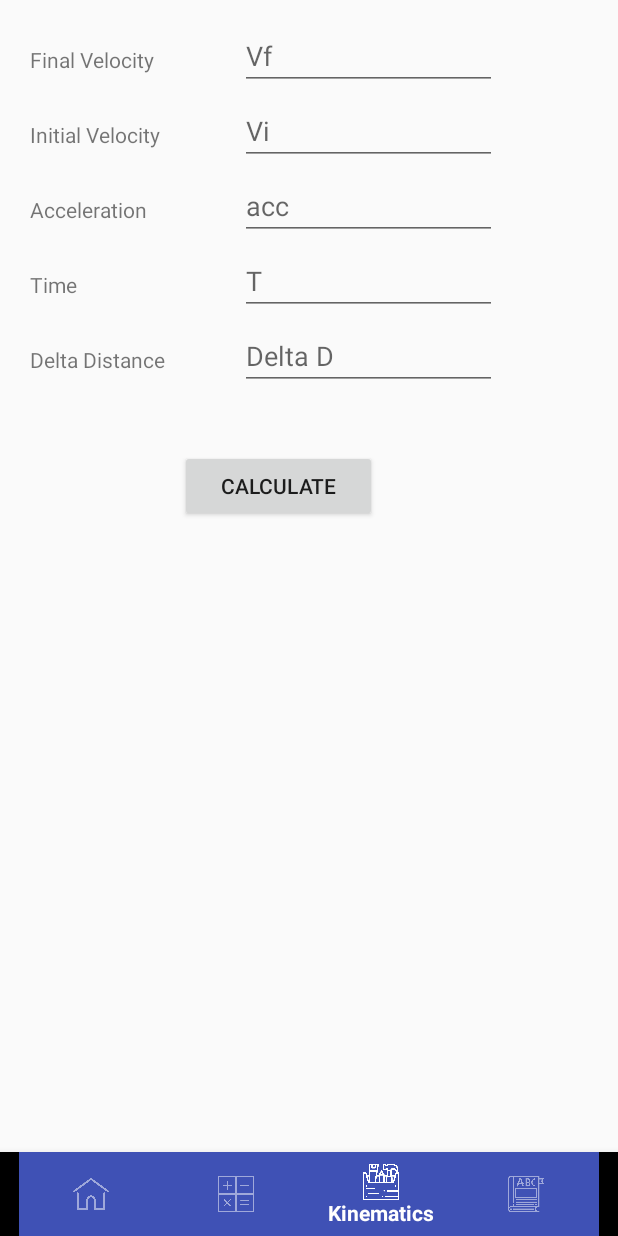
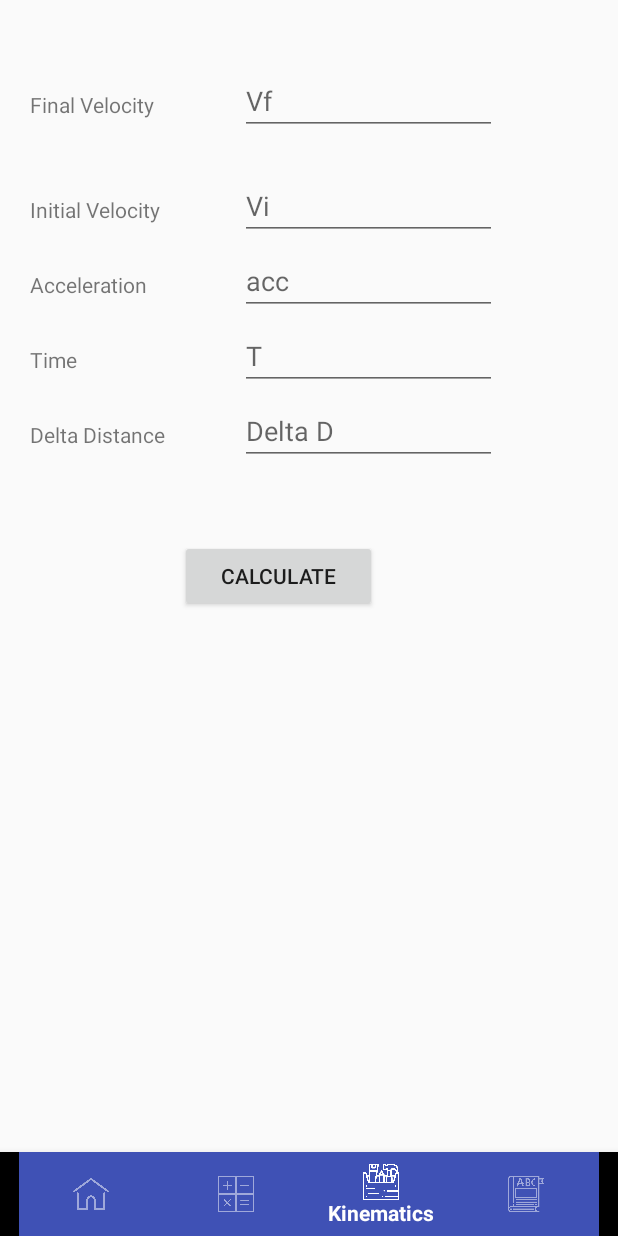
Before and after one commit to ZachSteele/BottomNavigationView, an Android app: the screen it shows after launch (MainActivity), item 3 of the bottom bar chosen, on a phone screen of 412 x 824 dp. Run offline under Robolectric (Android 15) with nearby library versions, the phone set to English and light mode, and no system bars.

Commit message:
Fixed the dictionary, and color scheme.

```diff
--- a/app/build.gradle
+++ b/app/build.gradle
@@ -6,8 +6,8 @@ android {
         applicationId "com.myfirstproj.zachs.PhysicsOneCompleteGuide"
         minSdkVersion 21
         targetSdkVersion 27
-        versionCode 4
-        versionName "1.4"
+        versionCode 5
+        versionName "1.5"
         testInstrumentationRunner "android.support.test.runner.AndroidJUnitRunner"
     }
     buildTypes {
--- a/app/src/main/res/layout/fragment_kinematics.xml
+++ b/app/src/main/res/layout/fragment_kinematics.xml
@@ -12,11 +12,106 @@
         android:layout_width="match_parent"
         android:layout_height="match_parent" />
 
+    <EditText
+        android:id="@+id/finalVEditText"
+        android:layout_width="171dp"
+        android:layout_height="40dp"
+        android:layout_marginStart="160dp"
+        android:layout_marginTop="50dp"
+        android:ems="10"
+        android:hint="Vf"
+        android:inputType="number|numberSigned|numberDecimal" />
+
+    <TextView
+        android:id="@+id/finalVText"
+        android:layout_width="100dp"
+        android:layout_height="20dp"
+        android:layout_marginStart="20dp"
+        android:layout_marginTop="60dp"
+        android:text="Final Velocity"
+        android:textAlignment="textStart" />
+
+    <TextView
+        android:id="@+id/initialView"
+        android:layout_width="100dp"
+        android:layout_height="20dp"
+        android:layout_marginStart="20dp"
+        android:layout_marginTop="130dp"
+        android:text="Initial Velocity"
+        android:textAlignment="textStart" />
+
+    <EditText
+        android:id="@+id/initialVEditText"
+        android:layout_width="171dp"
+        android:layout_height="40dp"
+        android:layout_marginStart="160dp"
+        android:layout_marginTop="120dp"
+        android:ems="10"
+        android:hint="Vi"
+        android:inputType="number|numberSigned|numberDecimal" />
+
+    <TextView
+        android:id="@+id/accView"
+        android:layout_width="100dp"
+        android:layout_height="20dp"
+        android:layout_marginStart="20dp"
+        android:layout_marginTop="180dp"
+        android:text="Acceleration"
+        android:textAlignment="textStart" />
+
+    <EditText
+        android:id="@+id/accelerationEditText"
+        android:layout_width="171dp"
+        android:layout_height="40dp"
+        android:layout_marginStart="160dp"
+        android:layout_marginTop="170dp"
+        android:ems="10"
+        android:hint="acc"
+        android:inputType="number|numberSigned|numberDecimal" />
+
+    <TextView
+        android:id="@+id/timeView"
+        android:layout_width="100dp"
+        android:layout_height="20dp"
+        android:layout_marginStart="20dp"
+        android:layout_marginTop="230dp"
+        android:text="Time"
+        android:textAlignment="textStart" />
+
+    <EditText
+        android:id="@+id/timeEditText"
+        android:layout_width="171dp"
+        android:layout_height="40dp"
+        android:layout_marginStart="160dp"
+        android:layout_marginTop="220dp"
+        android:ems="10"
+        android:hint="T"
+        android:inputType="number|numberSigned|numberDecimal" />
+
+    <TextView
+        android:id="@+id/deltaDistanceView"
+        android:layout_width="100dp"
+        android:layout_height="20dp"
+        android:layout_marginStart="20dp"
+        android:layout_marginTop="280dp"
+        android:text="Delta Distance"
+        android:textAlignment="textStart" />
+
+    <EditText
+        android:id="@+id/deltaDistanceEditText"
+        android:layout_width="171dp"
+        android:layout_height="40dp"
+        android:layout_marginStart="160dp"
+        android:layout_marginTop="270dp"
+        android:ems="10"
+        android:hint="Delta D"
+        android:inputType="number|numberSigned|numberDecimal" />
+
     <TextView
         android:id="@+id/resultTextView"
         android:layout_width="match_parent"
-        android:layout_height="160dp"
-        android:layout_marginTop="350dp"
+        android:layout_height="121dp"
+        android:layout_marginTop="440dp"
         android:textColor="@color/colorGreen"
         android:textSize="36sp"
         app:layout_constraintBottom_toBottomOf="parent"
@@ -33,7 +128,7 @@
         android:layout_marginBottom="8dp"
         android:layout_marginEnd="90dp"
         android:layout_marginStart="120dp"
-        android:layout_marginTop="300dp"
+        android:layout_marginTop="360dp"
         android:text="Calculate"
         app:layout_constraintBottom_toBottomOf="parent"
         app:layout_constraintEnd_toEndOf="parent"
@@ -41,6 +136,7 @@
         app:layout_constraintStart_toStartOf="parent"
         app:layout_constraintTop_toBottomOf="@+id/accelerationEditText"
         app:layout_constraintVertical_bias="0.302" />
+
     <!--
    <Button
        android:id="@+id/explainBtn"
@@ -60,99 +156,4 @@
        app:layout_constraintTop_toBottomOf="@+id/accelerationEditText"
        app:layout_constraintVertical_bias="0.302" />
           -->
-    <TextView
-        android:id="@+id/finalVText"
-        android:layout_width="100dp"
-        android:layout_height="20dp"
-        android:layout_marginLeft="20dp"
-        android:layout_marginTop="30dp"
-        android:text="Final Velocity"
-        android:textAlignment="textStart" />
-
-    <TextView
-        android:id="@+id/initialView"
-        android:layout_width="100dp"
-        android:layout_height="20dp"
-        android:layout_marginLeft="20dp"
-        android:layout_marginTop="80dp"
-        android:text="Initial Velocity"
-        android:textAlignment="textStart" />
-
-    <TextView
-        android:id="@+id/accView"
-        android:layout_width="100dp"
-        android:layout_height="20dp"
-        android:layout_marginLeft="20dp"
-        android:layout_marginTop="130dp"
-        android:text="Acceleration"
-        android:textAlignment="textStart" />
-
-    <TextView
-        android:id="@+id/timeView"
-        android:layout_width="100dp"
-        android:layout_height="20dp"
-        android:layout_marginLeft="20dp"
-        android:layout_marginTop="180dp"
-        android:text="Time"
-        android:textAlignment="textStart" />
-
-    <TextView
-        android:id="@+id/deltaDistanceView"
-        android:layout_width="100dp"
-        android:layout_height="20dp"
-        android:layout_marginLeft="20dp"
-        android:layout_marginTop="230dp"
-        android:text="Delta Distance"
-        android:textAlignment="textStart" />
-
-    <EditText
-        android:id="@+id/finalVEditText"
-        android:layout_width="171dp"
-        android:layout_height="40dp"
-        android:layout_marginLeft="160dp"
-        android:layout_marginTop="20dp"
-        android:ems="10"
-        android:hint="Vf"
-        android:inputType="number|numberSigned|numberDecimal" />
-
-    <EditText
-        android:id="@+id/initialVEditText"
-        android:layout_width="171dp"
-        android:layout_height="40dp"
-        android:layout_marginLeft="160dp"
-        android:layout_marginTop="70dp"
-        android:ems="10"
-        android:hint="Vi"
-        android:inputType="number|numberSigned|numberDecimal" />
-
-    <EditText
-        android:id="@+id/accelerationEditText"
-        android:layout_width="171dp"
-        android:layout_height="40dp"
-        android:layout_marginLeft="160dp"
-        android:layout_marginTop="120dp"
-        android:ems="10"
-        android:hint="acc"
-        android:inputType="number|numberSigned|numberDecimal" />
-
-    <EditText
-        android:id="@+id/timeEditText"
-        android:layout_width="171dp"
-        android:layout_height="40dp"
-        android:layout_marginLeft="160dp"
-        android:layout_marginTop="170dp"
-        android:ems="10"
-        android:hint="T"
-        android:inputType="number|numberSigned|numberDecimal" />
-
-    <EditText
-        android:id="@+id/deltaDistanceEditText"
-        android:layout_width="171dp"
-        android:layout_height="40dp"
-        android:layout_marginLeft="160dp"
-        android:layout_marginTop="220dp"
-        android:ems="10"
-        android:hint="Delta D"
-        android:inputType="number|numberSigned|numberDecimal" />
-
 </FrameLayout>
--- a/app/src/main/res/values/colors.xml
+++ b/app/src/main/res/values/colors.xml
@@ -5,5 +5,5 @@
     <color name="colorAccent">#3F51B5</color>
     <color name="colorWhite">#ffffff</color>
     <color name="colorWhiteTransparent">#80ffffff</color>
-    <color name="colorGreen">#FF851B</color>
+    <color name="colorGreen">#3F51B5</color>
 </resources>
```
Also changed, not shown: app/src/main/res/layout/fragment_home.xml (+35 -36 lines), app/src/main/res/values/strings.xml (+25 -5 lines), 2 other files. Lines whose indentation alone changed are shown as unchanged.
